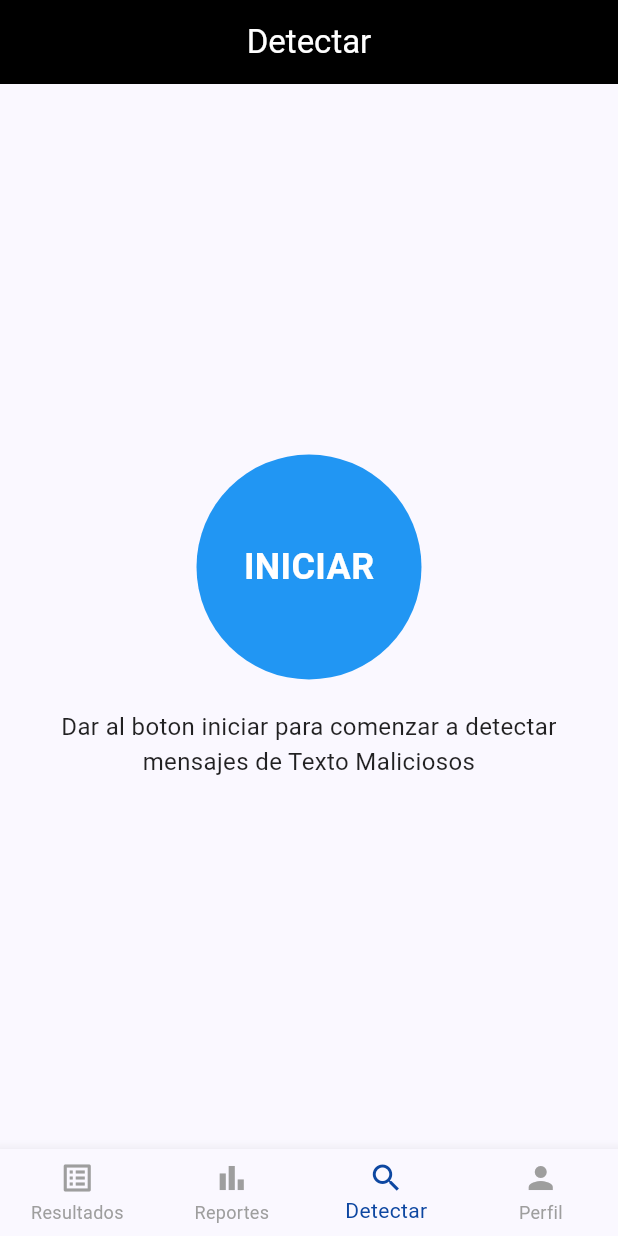
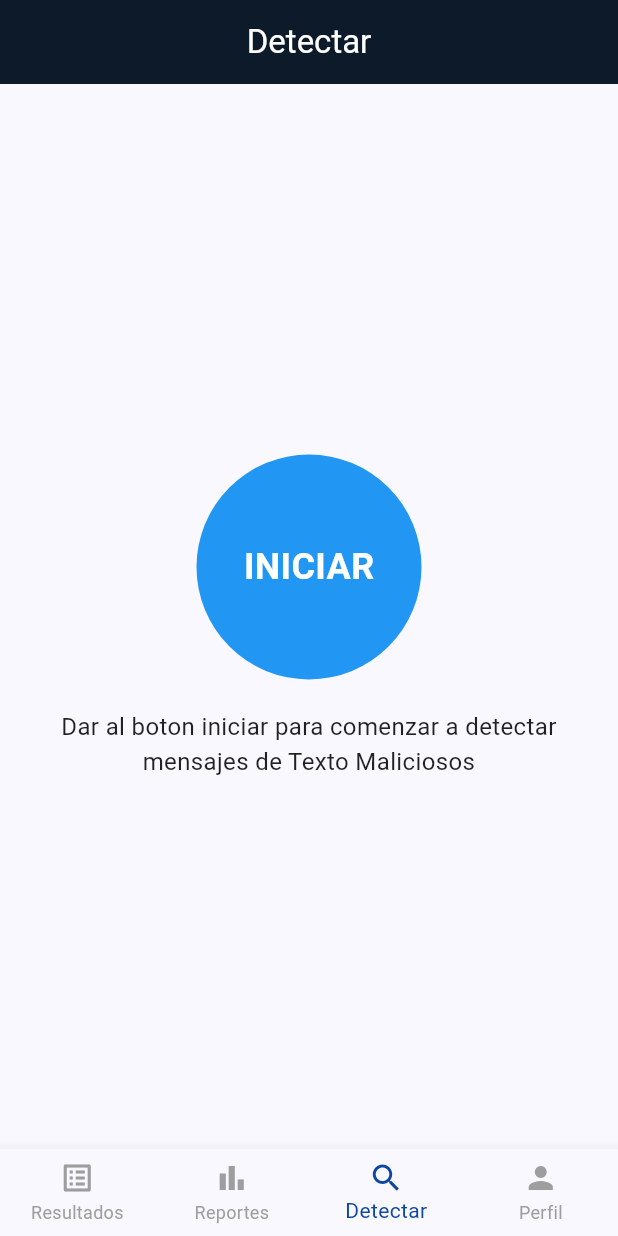
Before and after one commit to josmeldev/txtscan, a Flutter app: the screen it shows once a user with an empty profile is signed in, on a phone screen of 412 x 824 dp. Run offline on Flutter 3.47's test engine with Material 3 defaults, Android fonts, the phone set to English and light mode, and no system bars; our stand-ins replace firebase_auth, firebase_core, firebase_database, flutter_spinkit; accounts and stored records are empty.

Commit message:
Refactor screen structure: streamline layout and improve consistency across Detect, Results, Reports, and Profile screens.

```diff
--- a/lib/screens/detect_screen.dart
+++ b/lib/screens/detect_screen.dart
@@ -8,7 +8,7 @@ class DetectScreen extends StatelessWidget {
     return Scaffold(
       appBar: AppBar(
         title: const Text('Detectar', style: TextStyle(color: Colors.white)),
-        backgroundColor: Colors.black,
+        backgroundColor: const Color(0xFF0D1A2A),
         centerTitle: true,
       ),
       body: Center(
--- a/lib/screens/profile_screen.dart
+++ b/lib/screens/profile_screen.dart
@@ -80,7 +80,7 @@ class _ProfileScreenState extends State<ProfileScreen> {
     return Scaffold(
       appBar: AppBar(
         title: const Text('Perfil', style: TextStyle(color: Colors.white)),
-        backgroundColor: Colors.black,
+        backgroundColor: const Color(0xFF0D1A2A),
         centerTitle: true,
         actions: [
           IconButton(
--- a/lib/screens/reports_screen.dart
+++ b/lib/screens/reports_screen.dart
@@ -8,7 +8,7 @@ class ReportsScreen extends StatelessWidget {
     return Scaffold(
       appBar: AppBar(
         title: const Text('Reportes', style: TextStyle(color: Colors.white)),
-        backgroundColor: Colors.black,
+        backgroundColor: const Color(0xFF0D1A2A),
         centerTitle: true,
       ),
       body: Center(
--- a/lib/screens/results_screen.dart
+++ b/lib/screens/results_screen.dart
@@ -8,7 +8,7 @@ class ResultsScreen extends StatelessWidget {
     return Scaffold(
       appBar: AppBar(
         title: const Text('Resultados', style: TextStyle(color: Colors.white)),
-        backgroundColor: Colors.black,
+        backgroundColor: const Color(0xFF0D1A2A),
         centerTitle: true,
       ),
       body: Center(
```
